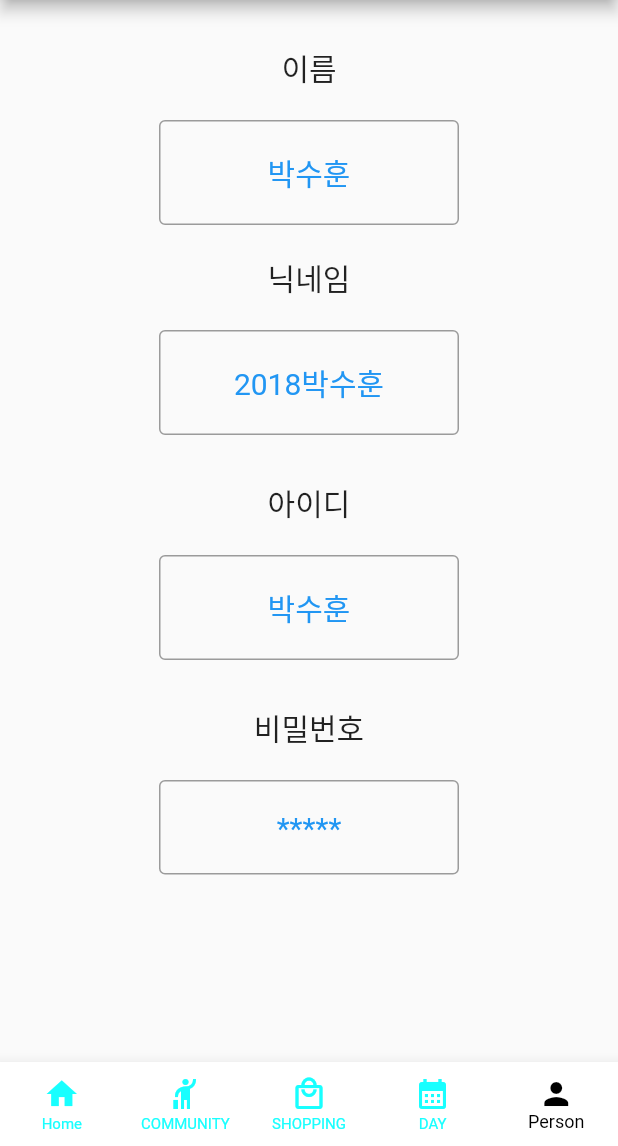
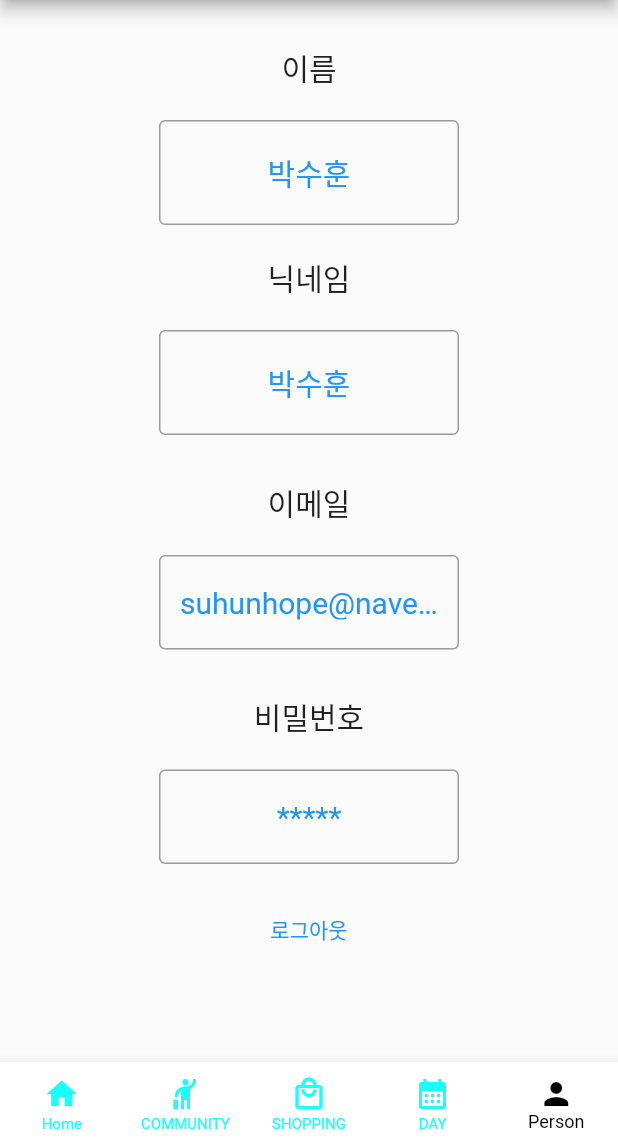
Before and after one commit to suhun-park/CookMean1, a Flutter app: the MainPage screen opened directly, item 5 of the bottom bar chosen, on a phone screen of 412 x 824 dp, the part 90-1236 px from its top. Run offline on Flutter 3.47's test engine with Material 2 defaults, Android fonts, the phone set to English and light mode, and no system bars; our stand-ins replace cloud_firestore, file_picker, firebase_core, firebase_storage, flutter_speed_dial, get and 4 more; missing offline and left inert: floatingpanel, kakao_flutter_sdk; accounts and stored records are empty; network calls fail; Roboto replaces fonts that are missing (안동엄마까투리.dmg).

Commit message:
카카오 로그인 api기능 구현 및 로그인

```diff
--- /dev/null
+++ b/lib/login/kakao_model.dart
@@ -0,0 +1,24 @@
+import 'package:cookmean/login/social_login.dart';
+import 'package:kakao_flutter_sdk/kakao_flutter_sdk.dart';
+
+import '../screen/user_screen.dart';
+
+class KakaoModel {
+  final SocialLogin _socialLogin;
+  bool isLogined =false;
+  User? user;
+
+
+  KakaoModel(this._socialLogin);
+  Future login() async {
+    isLogined =await _socialLogin.login();
+    if(isLogined) {
+      user = await UserApi.instance.me();
+    }
+  }
+  Future logout() async {
+    await _socialLogin.logout();
+    isLogined = false;
+    user = null;
+  }
+}
--- a/lib/main.dart
+++ b/lib/main.dart
@@ -1,16 +1,18 @@
 import 'package:cookmean/controller/mainpage_controller.dart';
 import 'package:cookmean/screen/home_screen.dart';
-import 'package:cookmean/screen/login.dart';
+import 'package:cookmean/login/login.dart';
 import 'package:cookmean/widget/mainpage.dart';
 import 'package:flutter/material.dart';
 import 'package:firebase_core/firebase_core.dart';
 import 'package:get/get.dart';
 import 'package:get/get_navigation/src/root/get_material_app.dart';
+import 'package:kakao_flutter_sdk/kakao_flutter_sdk.dart';
 import 'firebase_options.dart';
 import 'package:intl/date_symbol_data_local.dart';
 
 
 void main() async {
+  KakaoSdk.init(nativeAppKey: '5d4a5f37b27aaa09cdbf3919b1cd6d0b',javaScriptAppKey: '4ba29eb4e041175162ee882e4922a14e');
 
   WidgetsFlutterBinding.ensureInitialized();
   await Firebase.initializeApp(
--- a/lib/screen/user_community_screen.dart
+++ b/lib/screen/user_community_screen.dart
@@ -13,7 +13,7 @@ import '../user_community_page/userdeal/user_community_deal.dart';
 import '../user_community_page/userdeal/user_community_deal_write.dart';
 import '../user_community_page/userview/user_community_write.dart';
 import '../widget/mainpage.dart';
-import 'login.dart';
+import '../login/login.dart';
 
 class Community extends StatefulWidget {
   const Community({super.key});
--- a/lib/screen/user_screen.dart
+++ b/lib/screen/user_screen.dart
@@ -4,13 +4,17 @@ import 'package:get/get.dart';
 import 'package:get/get_state_manager/src/simple/get_view.dart';
 
 import '../controller/index_controller.dart';
+import '../login/kakao_model.dart';
+import '../login/login.dart';
+import '../login/social_login.dart';
 
-class User extends GetView<Index> {
-  const User({Key? key}) : super(key: key);
+class UserView extends GetView<Index> {
+  const UserView({Key? key}) : super(key: key);
 
   @override
   Widget build(BuildContext context) {
    final controller = Get.put(Index());
+   final viewModel = KakaoModel(KakaoLogin());
     return
       SafeArea(child:
       Scaffold(
@@ -65,7 +69,7 @@ class User extends GetView<Index> {
                       textAlign: TextAlign.center,
                       decoration: const InputDecoration(
                         counterText: '',
-                        hintText: '2018박수훈',hintStyle: TextStyle(fontSize: 20,color: Colors.blue),
+                        hintText: '박수훈',hintStyle: TextStyle(fontSize: 20,color: Colors.blue),
                         border: OutlineInputBorder(),
                       ),
                       maxLength: 10,
@@ -75,7 +79,7 @@ class User extends GetView<Index> {
                   ),
                 ),
                 SizedBox(height: 10,),
-                Text("아이디",style: TextStyle(fontSize: 20),),
+                Text("이메일",style: TextStyle(fontSize: 20),),
                 SizedBox(height: 10,),
                 Container(
                   width: 200,
@@ -92,7 +96,7 @@ class User extends GetView<Index> {
                       textAlign: TextAlign.center,
                       decoration: const InputDecoration(
                         counterText: '',
-                        hintText: '박수훈',hintStyle: TextStyle(fontSize: 20,color: Colors.blue),
+                        hintText: 'suhunhope@naver.com',hintStyle: TextStyle(fontSize: 20,color: Colors.blue),
                         border: OutlineInputBorder(),
                       ),
                       maxLength: 10,
@@ -128,6 +132,10 @@ class User extends GetView<Index> {
                       onChanged: controller.pwd
                   ),
                 ),
+                TextButton(onPressed: (){
+                  viewModel.logout();
+                  Get.to(Login());
+                }, child: Text("로그아웃"))
             ],
           )
           ),
--- a/lib/user_community_page/userdeal/user_community_deal.dart
+++ b/lib/user_community_page/userdeal/user_community_deal.dart
@@ -54,6 +54,7 @@ class Deal extends GetView<MainController> {
 
   Widget homeIndex() {
     return
+
       Container(
         child: ListView.builder(
             itemCount: controller.image!.length,
--- a/lib/user_community_page/userview/user_community_view.dart
+++ b/lib/user_community_page/userview/user_community_view.dart
@@ -58,9 +58,7 @@ class UserViewState extends State<UserView> {
                             // container
                           }
                           List<DealModel> list = snapshot.data!;
-                          return SingleChildScrollView(
-                              scrollDirection: Axis.vertical,
-                              child: ListView.builder(
+                          return ListView.builder(
                                 shrinkWrap: true,
                                 itemCount: list.length,
                                 itemBuilder: (context, index) {
@@ -198,7 +196,7 @@ class UserViewState extends State<UserView> {
                                                 )))),
                                   ]);
                                 },
-                              ));
+                              );
                         });
                   }),
             ],
--- a/lib/widget/mainpage.dart
+++ b/lib/widget/mainpage.dart
@@ -51,7 +51,7 @@ class MainPage extends GetView<MainController> {
         Community(),
         Shopping(),
         const Day(),
-        const User(),
+        const UserView(),
       ],
     );
   }
--- a/pubspec.yaml
+++ b/pubspec.yaml
@@ -57,7 +57,10 @@ dependencies:
   firebase_core: ^1.24.0
   firebase_storage: ^10.3.11
   file_picker: ^5.2.2
-
+  kakao_flutter_sdk:
+  kakao_flutter_sdk_user:
+  kakao_flutter_sdk_talk:
+  kakao_login:
 flutter_native_splash:
   color: "#E4E6E5"
   image: assets/images/오늘뭐먹지.png
@@ -65,6 +68,7 @@ flutter_native_splash:
   android_gravity: center
   ios_content_mode: center
   android12: true
+
 
 dev_dependencies:
   flutter_test:
```
Also changed, not shown: lib/login/login.dart (renamed from lib/screen/login.dart, +8 -2 lines), lib/login/social_login.dart (added, +42 -0 lines), pubspec.lock, 4 other files.
